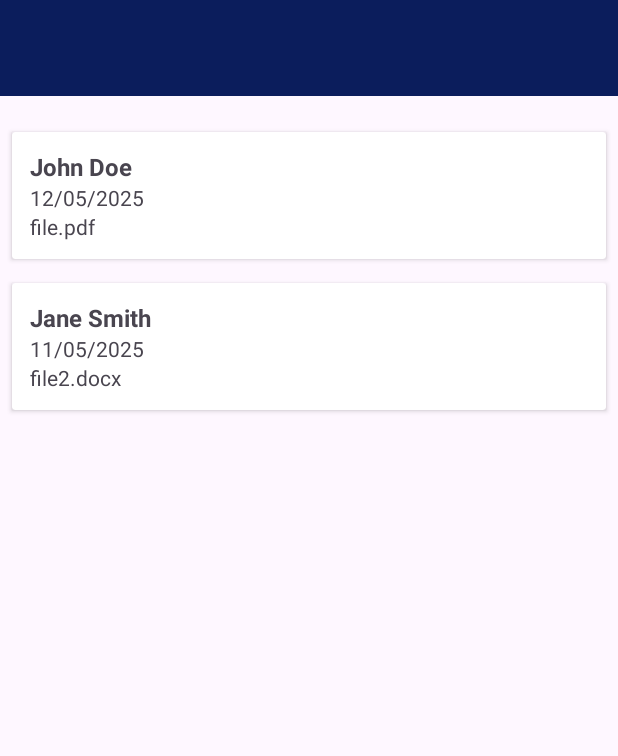
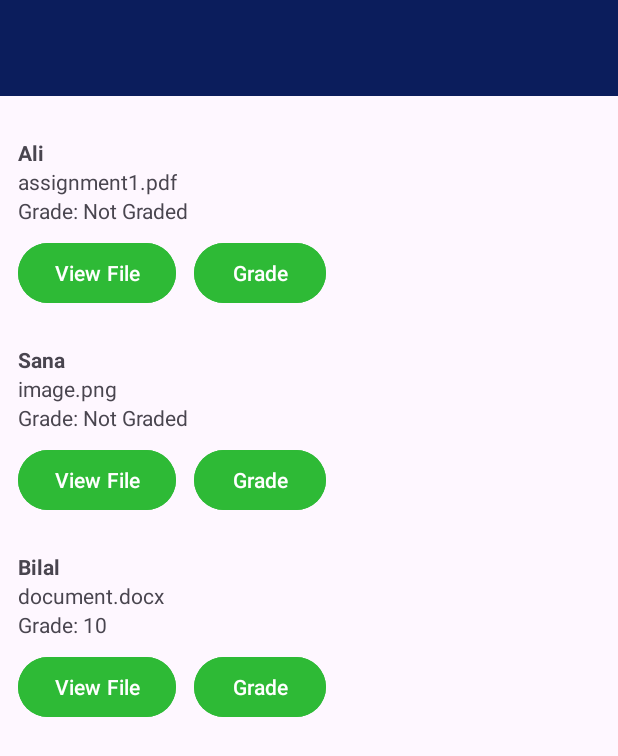
Before and after one commit to Mian-JunaidBabar/GoLearn-LMS-android-app, an Android app: the ManageHomeFragment screen opened directly, with no data from a screen before it, after a tap on "Assignment 1", on a phone screen of 412 x 824 dp. Shown: the top 756 px of the screen. Run offline under Robolectric (Android 15) with nearby library versions, the phone set to English and light mode, and no system bars.

Commit message:
added the ui for teacher side to check and grade student assignment, and also separated the student assignment adapter part from the assignment adapter part

```diff
--- a/app/src/main/java/com/example/mad_project/AssignmentSubmissionsActivity.java
+++ b/app/src/main/java/com/example/mad_project/AssignmentSubmissionsActivity.java
@@ -6,8 +6,8 @@ import androidx.appcompat.app.AppCompatActivity;
 import androidx.recyclerview.widget.LinearLayoutManager;
 import androidx.recyclerview.widget.RecyclerView;
 
-import com.example.mad_project.adapter.StudentSubmissionAdapter;
-import com.example.mad_project.model.StudentSubmissionItem;
+import com.example.mad_project.adapter.AssignmentSubmissionAdapter;
+import com.example.mad_project.model.AssignmentSubmissionItem;
 
 import java.util.ArrayList;
 import java.util.List;
@@ -15,8 +15,8 @@ import java.util.List;
 public class AssignmentSubmissionsActivity extends AppCompatActivity {
 
     private RecyclerView submissionsRecyclerView;
-    private StudentSubmissionAdapter adapter;
-    private List<StudentSubmissionItem> submissionsList;
+    private AssignmentSubmissionAdapter adapter;
+    private List<AssignmentSubmissionItem> submissionsList;
 
     @Override
     protected void onCreate(Bundle savedInstanceState) {
@@ -28,11 +28,12 @@ public class AssignmentSubmissionsActivity extends AppCompatActivity {
 
         // Initialize the list of submissions (dummy data for now)
         submissionsList = new ArrayList<>();
-        submissionsList.add(new StudentSubmissionItem("John Doe", "12/05/2025", "file.pdf"));
-        submissionsList.add(new StudentSubmissionItem("Jane Smith", "11/05/2025", "file2.docx"));
+        submissionsList.add(new AssignmentSubmissionItem("Ali", "assignment1.pdf", "https://example.com/assignment1.pdf", ""));
+        submissionsList.add(new AssignmentSubmissionItem("Sana", "image.png", "https://example.com/image.png", ""));
+        submissionsList.add(new AssignmentSubmissionItem("Bilal", "document.docx", "https://example.com/doc.docx", "10"));
 
         // Initialize the adapter and set it to the RecyclerView
-        adapter = new StudentSubmissionAdapter(submissionsList);
+        adapter = new AssignmentSubmissionAdapter(this, submissionsList);
         submissionsRecyclerView.setLayoutManager(new LinearLayoutManager(this));
         submissionsRecyclerView.setAdapter(adapter);
     }
--- a/app/src/main/java/com/example/mad_project/adapter/AssignmentAdapter.java
+++ b/app/src/main/java/com/example/mad_project/adapter/AssignmentAdapter.java
@@ -12,67 +12,42 @@ import androidx.recyclerview.widget.RecyclerView;
 
 import com.example.mad_project.R;
 import com.example.mad_project.model.AssignmentItem;
-import com.example.mad_project.AssignmentDetailActivity;
+import com.example.mad_project.AssignmentSubmissionsActivity;
 
 import java.util.List;
 
-public class AssignmentAdapter extends RecyclerView.Adapter<AssignmentAdapter.AssignmentViewHolder> {
-
-    public interface OnItemClickListener {
-        void onItemClick(AssignmentItem item);
-    }
+public class AssignmentAdapter extends RecyclerView.Adapter<AssignmentAdapter.TeacherViewHolder> {
 
     private Context context;
     private List<AssignmentItem> assignmentList;
-    private OnItemClickListener listener;
-    private boolean isTeacherSide; // Flag to determine if it's the teacher's side
 
-    public AssignmentAdapter(Context context, List<AssignmentItem> assignmentList, OnItemClickListener listener, boolean isTeacherSide) {
+    public AssignmentAdapter(Context context, List<AssignmentItem> assignmentList) {
         this.context = context;
         this.assignmentList = assignmentList;
-        this.listener = listener;
-        this.isTeacherSide = isTeacherSide;
     }
 
     @NonNull
     @Override
-    public AssignmentViewHolder onCreateViewHolder(@NonNull ViewGroup parent, int viewType) {
-        View view = LayoutInflater.from(context).inflate(R.layout.item_assignment_student, parent, false);
-        return new AssignmentViewHolder(view);
+    public TeacherViewHolder onCreateViewHolder(@NonNull ViewGroup parent, int viewType) {
+        View view = LayoutInflater.from(context).inflate(R.layout.item_assignment, parent, false);
+        return new TeacherViewHolder(view);
     }
 
     @Override
-    public void onBindViewHolder(@NonNull AssignmentViewHolder holder, int position) {
+    public void onBindViewHolder(@NonNull TeacherViewHolder holder, int position) {
         AssignmentItem item = assignmentList.get(position);
+
         holder.title.setText(item.getTitle());
         holder.dueDate.setText("Due: " + item.getDueDate());
         holder.points.setText("Points: " + item.getPoints());
 
-        if (item instanceof com.example.mad_project.model.StudentAssignmentItem) {
-            com.example.mad_project.model.StudentAssignmentItem studentItem = (com.example.mad_project.model.StudentAssignmentItem) item;
-            holder.status.setText(studentItem.isSubmitted() ? "Submitted" : "Not Submitted");
-            holder.obtainedPoints.setText("Obtained Points: " + studentItem.getObtainedPoints());
-        }
-
-        // Set click listener based on the side
         holder.itemView.setOnClickListener(v -> {
-            if (isTeacherSide) {
-                // Navigate to AssignmentSubmissionsActivity for teacher side
-                Intent intent = new Intent(context, com.example.mad_project.AssignmentSubmissionsActivity.class);
-                intent.putExtra("title", item.getTitle());
-                intent.putExtra("dueDate", item.getDueDate());
-                intent.putExtra("description", item.getDescription());
-                intent.putExtra("points", item.getPoints());
-                context.startActivity(intent);
-            } else {
-                // Navigate to AssignmentDetailActivity for student side
-                Intent intent = new Intent(context, com.example.mad_project.AssignmentDetailActivity.class);
-                intent.putExtra("title", item.getTitle());
-                intent.putExtra("dueDate", item.getDueDate());
-                intent.putExtra("description", item.getDescription());
-                intent.putExtra("points", item.getPoints());
-                context.startActivity(intent);
-            }
+            Intent intent = new Intent(context, AssignmentSubmissionsActivity.class);
+            intent.putExtra("title", item.getTitle());
+            intent.putExtra("dueDate", item.getDueDate());
+            intent.putExtra("description", item.getDescription());
+            intent.putExtra("points", item.getPoints());
+            context.startActivity(intent);
         });
     }
 
@@ -81,16 +56,14 @@ public class AssignmentAdapter extends RecyclerView.Adapter<AssignmentAdapter.As
         return assignmentList.size();
     }
 
-    public static class AssignmentViewHolder extends RecyclerView.ViewHolder {
-        TextView title, dueDate, points, status, obtainedPoints;
+    public static class TeacherViewHolder extends RecyclerView.ViewHolder {
+        TextView title, dueDate, points;
 
-        public AssignmentViewHolder(@NonNull View itemView) {
+        public TeacherViewHolder(@NonNull View itemView) {
             super(itemView);
             title = itemView.findViewById(R.id.assignment_title);
             dueDate = itemView.findViewById(R.id.assignment_due);
             points = itemView.findViewById(R.id.assignment_points);
-            status = itemView.findViewById(R.id.assignment_status);
-            obtainedPoints = itemView.findViewById(R.id.assignment_obtained_points);
         }
     }
 }
--- /dev/null
+++ b/app/src/main/java/com/example/mad_project/adapter/AssignmentSubmissionAdapter.java
@@ -0,0 +1,125 @@
+package com.example.mad_project.adapter;
+
+import android.content.Context;
+import android.content.Intent;
+import android.net.Uri;
+import android.view.LayoutInflater;
+import android.view.View;
+import android.view.ViewGroup;
+import android.widget.Button;
+import android.widget.EditText;
+import android.widget.TextView;
+import android.widget.Toast;
+
+import androidx.annotation.NonNull;
+import androidx.appcompat.app.AlertDialog;
+import androidx.recyclerview.widget.RecyclerView;
+
+import com.example.mad_project.R;
+import com.example.mad_project.model.AssignmentSubmissionItem;
+
+import java.util.List;
+
+public class AssignmentSubmissionAdapter extends RecyclerView.Adapter<AssignmentSubmissionAdapter.ViewHolder> {
+    private final Context context;
+    private final List<AssignmentSubmissionItem> submissions;
+
+    public AssignmentSubmissionAdapter(Context context, List<AssignmentSubmissionItem> submissions) {
+        this.context = context;
+        this.submissions = submissions;
+    }
+
+    public static class ViewHolder extends RecyclerView.ViewHolder {
+        TextView studentName, fileName, grade;
+        Button btnViewFile, btnGrade;
+
+        public ViewHolder(@NonNull View itemView) {
+            super(itemView);
+            studentName = itemView.findViewById(R.id.studentName);
+            fileName = itemView.findViewById(R.id.fileName);
+            grade = itemView.findViewById(R.id.grade);
+            btnViewFile = itemView.findViewById(R.id.btnViewFile);
+            btnGrade = itemView.findViewById(R.id.btnGrade);
+        }
+    }
+
+    @NonNull
+    @Override
+    public ViewHolder onCreateViewHolder(@NonNull ViewGroup parent, int viewType) {
+        View view = LayoutInflater.from(context).inflate(R.layout.item_assignment_submission, parent, false);
+        return new ViewHolder(view);
+    }
+
+    private boolean isSupportedFile(String fileName) {
+        String lower = fileName.toLowerCase();
+        return lower.endsWith(".pdf") || lower.endsWith(".doc") || lower.endsWith(".docx")
+                || lower.endsWith(".jpg") || lower.endsWith(".jpeg") || lower.endsWith(".png");
+    }
+
+    @Override
+    public void onBindViewHolder(@NonNull ViewHolder holder, int position) {
+        AssignmentSubmissionItem item = submissions.get(position);
+        holder.studentName.setText(item.getStudentName());
+        holder.fileName.setText(item.getFileName());
+
+        // Set grade text
+        holder.grade.setText(item.getGrade() != null && !item.getGrade().isEmpty()
+                ? "Grade: " + item.getGrade()
+                : "Grade: Not Graded");
+
+        // View file button functionality
+        holder.btnViewFile.setOnClickListener(v -> {
+            if (isSupportedFile(item.getFileName())) {
+                Intent intent = new Intent(Intent.ACTION_VIEW);
+                intent.setDataAndType(Uri.parse(item.getFileUrl()), getMimeType(item.getFileName()));
+                intent.setFlags(Intent.FLAG_ACTIVITY_NEW_TASK | Intent.FLAG_GRANT_READ_URI_PERMISSION);
+                try {
+                    context.startActivity(intent);
+                } catch (Exception e) {
+                    Toast.makeText(context, "No app found to open this file type", Toast.LENGTH_SHORT).show();
+                }
+            } else {
+                Toast.makeText(context, "Unsupported file type", Toast.LENGTH_SHORT).show();
+            }
+        });
+
+        // Grade button functionality
+        holder.btnGrade.setOnClickListener(v -> {
+            AlertDialog.Builder builder = new AlertDialog.Builder(context);
+            builder.setTitle("Enter Grade for " + item.getStudentName());
+
+            final EditText input = new EditText(context);
+            input.setInputType(android.text.InputType.TYPE_CLASS_NUMBER);
+            builder.setView(input);
+
+            builder.setPositiveButton("Submit", (dialog, which) -> {
+                String grade = input.getText().toString();
+                if (!grade.isEmpty()) {
+                    item.setGrade(grade);
+                    holder.grade.setText("Grade: " + grade);
+                    // TODO: Save grade to backend or database here
+                } else {
+                    Toast.makeText(context, "Grade cannot be empty", Toast.LENGTH_SHORT).show();
+                }
+            });
+
+            builder.setNegativeButton("Cancel", (dialog, which) -> dialog.cancel());
+            builder.show();
+        });
+    }
+
+    private String getMimeType(String fileName) {
+        if (fileName.endsWith(".pdf")) return "application/pdf";
+        if (fileName.endsWith(".doc")) return "application/msword";
+        if (fileName.endsWith(".docx"))
+            return "application/vnd.openxmlformats-officedocument.wordprocessingml.document";
+        if (fileName.endsWith(".jpg") || fileName.endsWith(".jpeg")) return "image/jpeg";
+        if (fileName.endsWith(".png")) return "image/png";
+        return "*/*"; // Fallback for unsupported file types
+    }
+
+    @Override
+    public int getItemCount() {
+        return submissions.size();
+    }
+}
--- a/app/src/main/java/com/example/mad_project/adapter/StudentSubmissionAdapter.java
+++ /dev/null
@@ -1,55 +0,0 @@
-package com.example.mad_project.adapter;
-
-import android.view.LayoutInflater;
-import android.view.View;
-import android.view.ViewGroup;
-import android.widget.TextView;
-
-import androidx.annotation.NonNull;
-import androidx.recyclerview.widget.RecyclerView;
-
-import com.example.mad_project.R;
-import com.example.mad_project.model.StudentSubmissionItem;
-
-import java.util.List;
-
-public class StudentSubmissionAdapter extends RecyclerView.Adapter<StudentSubmissionAdapter.ViewHolder> {
-
-    private final List<StudentSubmissionItem> submissionsList;
-
-    public StudentSubmissionAdapter(List<StudentSubmissionItem> submissionsList) {
-        this.submissionsList = submissionsList;
-    }
-
-    @NonNull
-    @Override
-    public ViewHolder onCreateViewHolder(@NonNull ViewGroup parent, int viewType) {
-        View view = LayoutInflater.from(parent.getContext())
-                .inflate(R.layout.item_student_submission, parent, false);
-        return new ViewHolder(view);
-    }
-
-    @Override
-    public void onBindViewHolder(@NonNull ViewHolder holder, int position) {
-        StudentSubmissionItem item = submissionsList.get(position);
-        holder.studentName.setText(item.getStudentName());
-        holder.submissionDate.setText(item.getSubmissionDate());
-        holder.fileName.setText(item.getFileName());
-    }
-
-    @Override
-    public int getItemCount() {
-        return submissionsList.size();
-    }
-
-    public static class ViewHolder extends RecyclerView.ViewHolder {
-        TextView studentName, submissionDate, fileName;
-
-        public ViewHolder(@NonNull View itemView) {
-            super(itemView);
-            studentName = itemView.findViewById(R.id.student_name);
-            submissionDate = itemView.findViewById(R.id.submission_date);
-            fileName = itemView.findViewById(R.id.file_name);
-        }
-    }
-}
--- a/app/src/main/java/com/example/mad_project/fragment/ManageHomeFragment.java
+++ b/app/src/main/java/com/example/mad_project/fragment/ManageHomeFragment.java
@@ -79,10 +79,7 @@ public class ManageHomeFragment extends Fragment {
         assignmentList.add(new AssignmentItem("Assignment 2", "2023-10-15", "Upload model architecture", "20 points"));
 
         // Set up RecyclerView
-        // Set up RecyclerView
-        assignmentAdapter = new AssignmentAdapter(getContext(), assignmentList, item -> {
-            Toast.makeText(getContext(), "Clicked: " + item.getTitle(), Toast.LENGTH_SHORT).show();
-        }, true); // Pass 'true' for isTeacherSide since this is the teacher's side
+        assignmentAdapter = new AssignmentAdapter(getContext(), assignmentList);
         assignmentsRecyclerView.setLayoutManager(new LinearLayoutManager(getContext()));
         assignmentsRecyclerView.setAdapter(assignmentAdapter);
 
--- /dev/null
+++ b/app/src/main/java/com/example/mad_project/model/AssignmentSubmissionItem.java
@@ -0,0 +1,47 @@
+package com.example.mad_project.model;
+
+public class AssignmentSubmissionItem {
+    private String studentName;
+    private String fileName;
+    private String fileUrl;
+    private String grade;
+
+    public String getStudentName() {
+        return studentName;
+    }
+
+    public void setStudentName(String studentName) {
+        this.studentName = studentName;
+    }
+
+    public String getFileName() {
+        return fileName;
+    }
+
+    public void setFileName(String fileName) {
+        this.fileName = fileName;
+    }
+
+    public String getFileUrl() {
+        return fileUrl;
+    }
+
+    public void setFileUrl(String fileUrl) {
+        this.fileUrl = fileUrl;
+    }
+
+    public String getGrade() {
+        return grade;
+    }
+
+    public void setGrade(String grade) {
+        this.grade = grade;
+    }
+
+    public AssignmentSubmissionItem(String studentName, String fileName, String fileUrl, String grade) {
+        this.studentName = studentName;
+        this.fileName = fileName;
+        this.fileUrl = fileUrl;
+        this.grade = grade;
+    }
+}
--- /dev/null
+++ b/app/src/main/res/layout/item_assignment_submission.xml
@@ -0,0 +1,47 @@
+<LinearLayout xmlns:android="http://schemas.android.com/apk/res/android"
+    android:layout_width="match_parent"
+    android:layout_height="wrap_content"
+    android:orientation="vertical"
+    android:padding="12dp">
+
+    <TextView
+        android:id="@+id/studentName"
+        android:layout_width="wrap_content"
+        android:layout_height="wrap_content"
+        android:text="Student Name"
+        android:textStyle="bold" />
+
+    <TextView
+        android:id="@+id/fileName"
+        android:layout_width="wrap_content"
+        android:layout_height="wrap_content"
+        android:text="assignment.pdf" />
+
+    <TextView
+        android:id="@+id/grade"
+        android:layout_width="wrap_content"
+        android:layout_height="wrap_content"
+        android:text="Grade: Not Graded" />
+
+    <LinearLayout
+        android:layout_width="wrap_content"
+        android:layout_height="wrap_content"
+        android:layout_marginTop="8dp"
+        android:orientation="horizontal">
+
+        <Button
+            android:id="@+id/btnViewFile"
+            android:layout_width="wrap_content"
+            android:layout_height="wrap_content"
+            android:backgroundTint="@color/freshGreen"
+            android:text="View File" />
+
+        <Button
+            android:id="@+id/btnGrade"
+            android:layout_width="wrap_content"
+            android:layout_height="wrap_content"
+            android:layout_marginStart="12dp"
+            android:backgroundTint="@color/freshGreen"
+            android:text="Grade" />
+    </LinearLayout>
+</LinearLayout>
--- a/app/src/main/res/layout/item_student_submission.xml
+++ /dev/null
@@ -1,44 +0,0 @@
-<?xml version="1.0" encoding="utf-8"?>
-<androidx.cardview.widget.CardView xmlns:android="http://schemas.android.com/apk/res/android"
-    android:layout_width="match_parent"
-    android:layout_height="wrap_content"
-    android:layout_margin="8dp"
-    android:elevation="4dp"
-    android:radius="12dp">
-
-    <LinearLayout
-        android:layout_width="match_parent"
-        android:layout_height="wrap_content"
-        android:orientation="horizontal"
-        android:padding="12dp">
-
-        <LinearLayout
-            android:layout_width="0dp"
-            android:layout_height="wrap_content"
-            android:layout_weight="1"
-            android:orientation="vertical">
-
-            <TextView
-                android:id="@+id/student_name"
-                android:layout_width="wrap_content"
-                android:layout_height="wrap_content"
-                android:text="Student Name"
-                android:textSize="16sp"
-                android:textStyle="bold" />
-
-            <TextView
-                android:id="@+id/submission_date"
-                android:layout_width="wrap_content"
-                android:layout_height="wrap_content"
-                android:text="Submission Date"
-                android:textSize="14sp" />
-
-            <TextView
-                android:id="@+id/file_name"
-                android:layout_width="wrap_content"
-                android:layout_height="wrap_content"
-                android:text="File Name"
-                android:textSize="14sp" />
-        </LinearLayout>
-    </LinearLayout>
-</androidx.cardview.widget.CardView>
```
Also changed, not shown: app/src/main/java/com/example/mad_project/adapter/StudentAssignmentAdapter.java (added, +73 -0 lines), app/src/main/java/com/example/mad_project/fragment/ClassAssignmentsFragment.java (+5 -22 lines), app/src/main/java/com/example/mad_project/fragment/ClassHomeFragment.java (+7 -46 lines).
